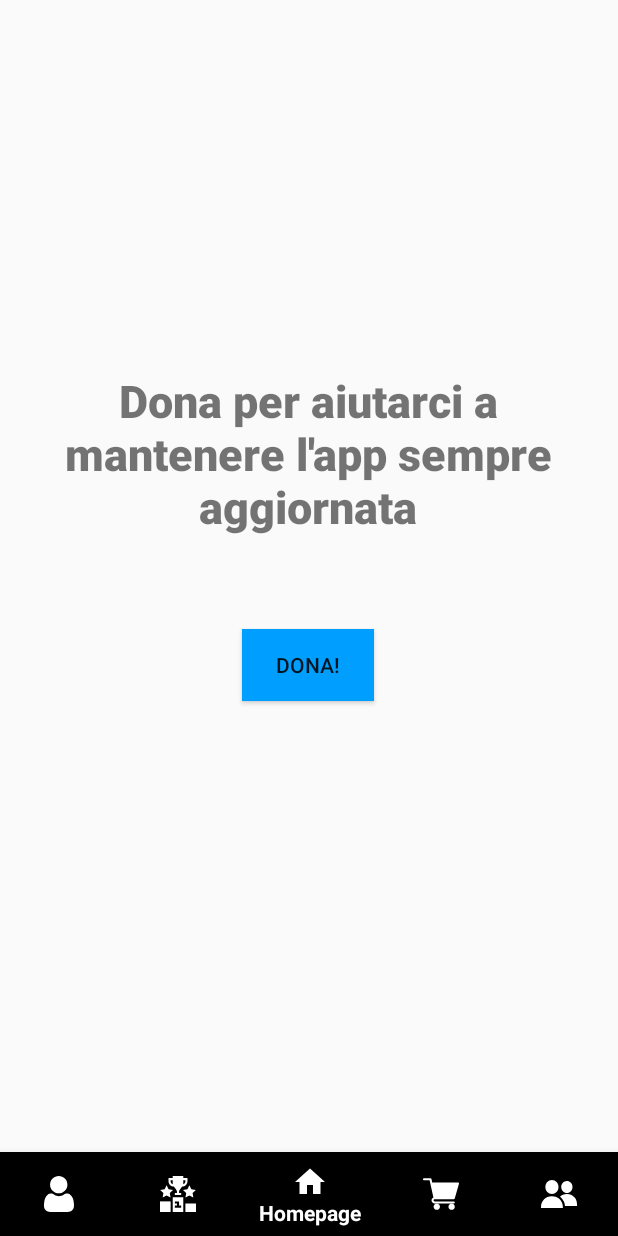
After one commit to itsar19-20/quiz, an Android app: the fragment ShopFragment placed in its activity, on a phone screen of 412 x 824 dp. The commit adds this screen. Run offline under Robolectric (Android 15) with nearby library versions, the light colour scheme and no system bars; Roboto replaces fonts that are not available here.

Commit message:
shop fragment

```diff
--- a/src/CTFLY2/app/build.gradle
+++ b/src/CTFLY2/app/build.gradle
@@ -34,6 +34,7 @@ dependencies {
     testImplementation 'junit:junit:4.12'
     androidTestImplementation 'androidx.test.ext:junit:1.1.1'
     androidTestImplementation 'androidx.test.espresso:espresso-core:3.2.0'
+    implementation 'com.android.support:design:29.0.0'
 
     implementation 'com.squareup.retrofit2:retrofit:2.7.0'
     implementation 'com.squareup.retrofit2:converter-gson:2.2.0'
--- a/src/CTFLY2/app/src/main/AndroidManifest.xml
+++ b/src/CTFLY2/app/src/main/AndroidManifest.xml
@@ -15,7 +15,6 @@
         android:theme="@style/AppTheme"
         tools:ignore="AllowBackup,GoogleAppIndexingWarning">
         <activity android:name=".PodioActivity"></activity>
-        <activity android:name=".ShopActivity" />
         <activity android:name=".ProfileActivity" />
         <activity android:name=".SplashActivity">
             <intent-filter>
--- a/src/CTFLY2/app/src/main/java/DbUtility/DbFriendsAdapter.java
+++ b/src/CTFLY2/app/src/main/java/DbUtility/DbFriendsAdapter.java
@@ -78,7 +78,7 @@ public class DbFriendsAdapter {
     }
 
     public boolean removeAllFriend() {
-        return db.delete(DatabaseHelper.FRIEND_TABLE_NAME, null, null)>0;
+        return db.delete(DatabaseHelper.FRIEND_TABLE_NAME, null , null)>0;
     }
 
 }
--- a/src/CTFLY2/app/src/main/java/Fragment/FriendFragment.java
+++ b/src/CTFLY2/app/src/main/java/Fragment/FriendFragment.java
@@ -72,7 +72,6 @@ public class FriendFragment extends Fragment {
     @Override
     public void onPause() {
         super.onPause();
-        dbAdapt = new DbFriendsAdapter(getActivity());
         dbAdapt.removeAllFriend();
     }
 
--- /dev/null
+++ b/src/CTFLY2/app/src/main/java/Fragment/ShopFragment.java
@@ -0,0 +1,33 @@
+package Fragment;
+
+import android.os.Bundle;
+import android.view.LayoutInflater;
+import android.view.View;
+import android.view.ViewGroup;
+import android.widget.Button;
+import android.widget.Toast;
+
+import androidx.fragment.app.Fragment;
+
+import Dialog.DonateDialog;
+import pro.team.ctfly.R;
+
+public class ShopFragment extends Fragment {
+    private DonateDialog dialog = new DonateDialog();
+    public ShopFragment() {
+
+    }
+
+    @Override
+    public View onCreateView(LayoutInflater inflater, ViewGroup container, Bundle savedInstanceState) {
+        View rootView = inflater.inflate(R.layout.shop_fragment, container, false);
+        Button shopBtn = rootView.findViewById(R.id.DonaBtn);
+        shopBtn.setOnClickListener(new View.OnClickListener() {
+            @Override
+            public void onClick(View v) {
+                dialog.show(getFragmentManager(), "Donate");
+            }
+        });
+        return rootView;
+    }
+}
--- a/src/CTFLY2/app/src/main/java/pro/team/ctfly/HomeActivity.java
+++ b/src/CTFLY2/app/src/main/java/pro/team/ctfly/HomeActivity.java
@@ -10,6 +10,7 @@ import androidx.appcompat.app.AppCompatActivity;
 import com.google.android.material.bottomnavigation.BottomNavigationView;
 
 import Fragment.FriendFragment;
+import Fragment.ShopFragment;
 
 public class HomeActivity extends AppCompatActivity {
 
@@ -39,7 +40,8 @@ public class HomeActivity extends AppCompatActivity {
                         getSupportFragmentManager().beginTransaction().replace(R.id.containerfragment, new FriendFragment()).commit();
                         break;
                     case R.id.shops:
-                        HomeActivity.this.startActivity(new Intent(HomeActivity.this, ShopActivity.class));
+                        menuItem.setChecked(true);
+                        getSupportFragmentManager().beginTransaction().replace(R.id.containerfragment, new ShopFragment()).commit();
                         break;
                 }
                 return false;
--- a/src/CTFLY2/app/src/main/java/pro/team/ctfly/MenuCreate.java
+++ b/src/CTFLY2/app/src/main/java/pro/team/ctfly/MenuCreate.java
@@ -31,7 +31,7 @@ public class MenuCreate {
                         //ss.startActivity(new Intent(ss, FriendsActivity.class));
                         break;
                     case R.id.shops:
-                        ss.startActivity(new Intent(ss, ShopActivity.class));
+                        //ss.startActivity(new Intent(ss, ShopActivity.class));
                         break;
                 }
                 return false;
--- /dev/null
+++ b/src/CTFLY2/app/src/main/res/drawable/arrow_down_white.xml
@@ -0,0 +1,5 @@
+<vector android:height="24dp" android:tint="#FFFFFF"
+    android:viewportHeight="24.0" android:viewportWidth="24.0"
+    android:width="24dp" xmlns:android="http://schemas.android.com/apk/res/android">
+    <path android:fillColor="#FF000000" android:pathData="M7.41,7.84L12,12.42l4.59,-4.58L18,9.25l-6,6 -6,-6z"/>
+</vector>
--- /dev/null
+++ b/src/CTFLY2/app/src/main/res/drawable/arrow_up_white.xml
@@ -0,0 +1,5 @@
+<vector android:height="24dp" android:tint="#FFFFFF"
+    android:viewportHeight="24.0" android:viewportWidth="24.0"
+    android:width="24dp" xmlns:android="http://schemas.android.com/apk/res/android">
+    <path android:fillColor="#FF000000" android:pathData="M7.41,15.41L12,10.83l4.59,4.58L18,14l-6,-6 -6,6z"/>
+</vector>
--- a/src/CTFLY2/app/src/main/res/layout/add_friend_dialog_body.xml
+++ b/src/CTFLY2/app/src/main/res/layout/add_friend_dialog_body.xml
@@ -40,10 +40,11 @@
         android:layout_height="45dp"
         android:fontFamily="sans-serif-black"
         android:gravity="center"
-        android:text="Test"
+        android:hint="Test"
         android:textAlignment="center"
         android:textColor="#000"
         android:textSize="20dp"
+        android:visibility="invisible"
         app:layout_constraintBottom_toBottomOf="parent"
         app:layout_constraintEnd_toEndOf="parent"
         app:layout_constraintHorizontal_bias="0.497"
--- a/src/CTFLY2/app/src/main/res/layout/shop_fragment.xml
+++ b/src/CTFLY2/app/src/main/res/layout/shop_fragment.xml
@@ -1,8 +1,37 @@
 <?xml version="1.0" encoding="utf-8"?>
 <androidx.constraintlayout.widget.ConstraintLayout
-    xmlns:android="http://schemas.android.com/apk/res/android" android:layout_width="match_parent"
+    xmlns:android="http://schemas.android.com/apk/res/android"
+    xmlns:app="http://schemas.android.com/apk/res-auto"
+    xmlns:tools="http://schemas.android.com/tools"
+    android:layout_width="match_parent"
     android:layout_height="600dp">
 
+    <TextView
+        android:id="@+id/DonazioniShop"
+        android:layout_width="366dp"
+        android:layout_height="110dp"
+        android:fontFamily="sans-serif-black"
+        android:gravity="center"
+        android:text="Dona per aiutarci a mantenere l'app sempre aggiornata"
+        android:textSize="30dp"
+        app:layout_constraintBottom_toBottomOf="parent"
+        app:layout_constraintEnd_toEndOf="parent"
+        app:layout_constraintHorizontal_bias="0.488"
+        app:layout_constraintStart_toStartOf="parent"
+        app:layout_constraintTop_toTopOf="parent"
+        app:layout_constraintVertical_bias="0.334" />
 
+    <Button
+        android:id="@+id/DonaBtn"
+        android:layout_width="wrap_content"
+        android:layout_height="wrap_content"
+        android:text="Dona!"
+        android:background="#009FFF"
+        app:layout_constraintBottom_toBottomOf="parent"
+        app:layout_constraintEnd_toEndOf="parent"
+        app:layout_constraintHorizontal_bias="0.498"
+        app:layout_constraintStart_toStartOf="parent"
+        app:layout_constraintTop_toBottomOf="@+id/DonazioniShop"
+        app:layout_constraintVertical_bias="0.226" />
 
 </androidx.constraintlayout.widget.ConstraintLayout>
--- a/src/CTFLY2/build.gradle
+++ b/src/CTFLY2/build.gradle
@@ -7,7 +7,7 @@ buildscript {
 
     }
     dependencies {
-        classpath 'com.android.tools.build:gradle:3.5.3'
+        classpath 'com.android.tools.build:gradle:3.6.1'
 
         // NOTE: Do not place your application dependencies here; they belong
         // in the individual module build.gradle files
```
Also changed, not shown: src/CTFLY2/app/src/main/java/Dialog/DonateDialog.java (added, +61 -0 lines), src/CTFLY2/app/src/main/java/pro/team/ctfly/ShopActivity.java (deleted, +0 -18 lines), src/CTFLY2/app/src/main/res/layout/activity_shop.xml (deleted, +0 -21 lines), src/CTFLY2/app/src/main/res/layout/donate_dialog.xml (added, +49 -0 lines), src/CTFLY2/gradle/wrapper/gradle-wrapper.properties.
